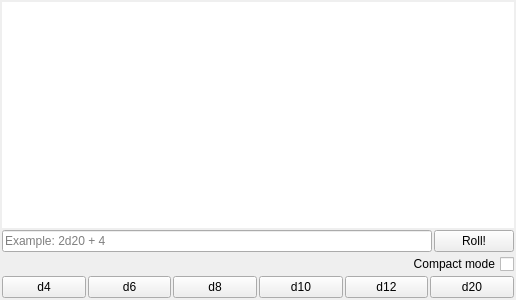
Above: roll-widget/rollwidget.ui from Technohamster-py/dm-assist before the change. Below: the same form after it.
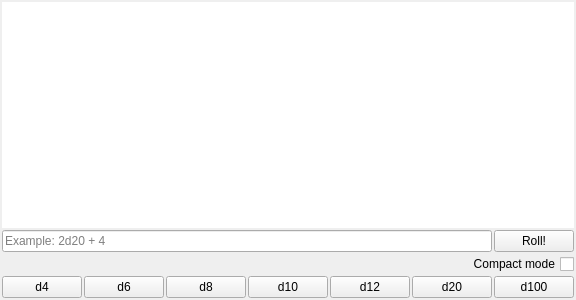
That is the form after the change.

Commit message: Описаны методы добавления дайсов в выражение

Diff of the .ui file:
```diff
--- a/roll-widget/rollwidget.ui
+++ b/roll-widget/rollwidget.ui
@@ -117,6 +117,13 @@
        </property>
       </widget>
      </item>
+     <item>
+      <widget class="QPushButton" name="d100Button">
+       <property name="text">
+        <string>d100</string>
+       </property>
+      </widget>
+     </item>
     </layout>
    </item>
   </layout>
```
The commit also changes 2 other files.
